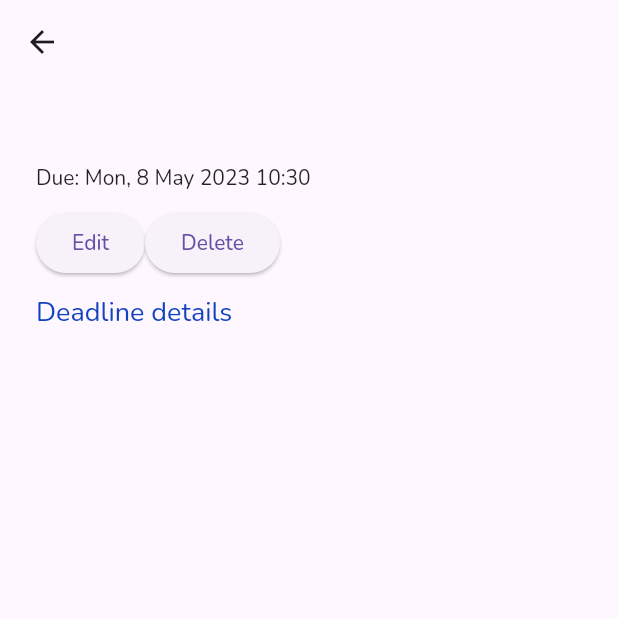
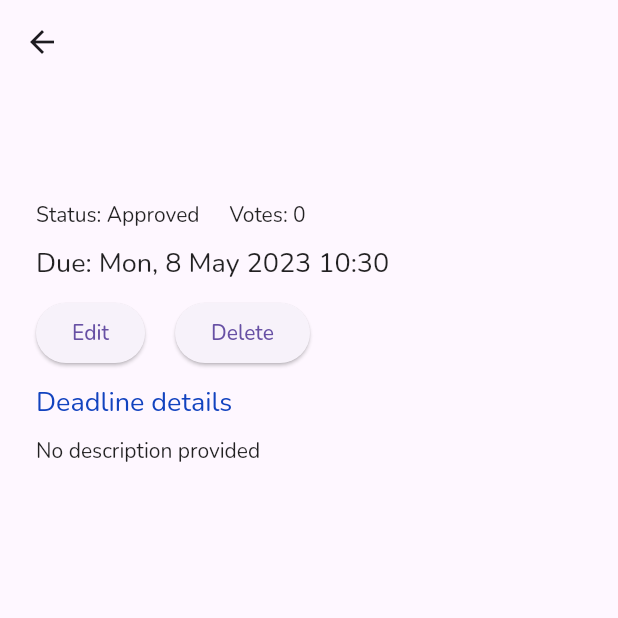
Before and after one commit to P3t0331/skillsprout, a Flutter app: the DeadlinePage screen opened directly with empty values, on a phone screen of 412 x 824 dp, the top half of it. Run offline on Flutter 3.47's test engine with Material 2 defaults, Android fonts, the phone set to English and light mode, and no system bars; our stand-ins replace cloud_firestore, firebase_auth, firebase_core, firebase_messaging, flutter_datetime_picker, get_it and 1 more; accounts and stored records are empty.

Commit message:
chage votes, deadline page improvements

```diff
--- a/lib/screens/deadline_page.dart
+++ b/lib/screens/deadline_page.dart
@@ -1,23 +1,39 @@
 import 'package:deadline_tracker/services/deadline_service.dart';
 import 'package:deadline_tracker/services/subject_service.dart';
+import 'package:deadline_tracker/widgets/futurebuilder_handler.dart';
 import 'package:deadline_tracker/widgets/page_container.dart';
 import 'package:deadline_tracker/widgets/title_text.dart';
 import 'package:flutter/material.dart';
 import 'package:get_it/get_it.dart';
 
 import '../models/deadline.dart';
+import '../models/subject.dart';
 import '../services/auth.dart';
 import '../utils/date_formatter.dart';
 import '../utils/show_dialog_utils.dart';
 import 'add_edit_deadline_page.dart';
 
-class DeadlinePage extends StatelessWidget {
+class DeadlinePage extends StatefulWidget {
   final Deadline deadline;
   DeadlinePage({super.key, required this.deadline});
   final _deadlineService = GetIt.I<DeadlineService>();
   final _subjectService = GetIt.I<SubjectService>();
   late final String _uid = GetIt.I<Auth>().currentUser!.uid;
   late final bool _canEdit = _uid == deadline.authorId;
+
+  @override
+  State<DeadlinePage> createState() => _DeadlinePageState();
+}
+
+class _DeadlinePageState extends State<DeadlinePage> {
+  late final Future<Subject> _futureSubject;
+
+  @override
+  void initState() {
+    super.initState();
+    _futureSubject =
+        widget._subjectService.getSubjectObjectById(widget.deadline.subjectRef);
+  }
 
   @override
   Widget build(BuildContext context) {
@@ -27,17 +43,62 @@ class DeadlinePage extends StatelessWidget {
         child: Column(
           crossAxisAlignment: CrossAxisAlignment.start,
           children: [
-            TitleText(text: deadline.title),
-            SizedBox(
-              height: 20,
+            TitleText(
+              text: widget.deadline.title,
             ),
-            Text("Due: ${DateFormatter.formatDate(deadline.date)}"),
             SizedBox(
               height: 10,
             ),
-            _canEdit
+            FutureBuilderHandler(
+              future: _futureSubject,
+              toReturn: (AsyncSnapshot<Subject> snapshot) {
+                final subject = snapshot.data!;
+                return TitleText(
+                  text: "${subject.code} ${subject.name}",
+                  fontSize: 18,
+                );
+              },
+            ),
+            SizedBox(
+              height: 10,
+            ),
+            FutureBuilderHandler(
+              future: _futureSubject,
+              toReturn: (AsyncSnapshot<Subject> snapshot) {
+                final subject = snapshot.data!;
+                final voteAmount = widget.deadline.upvoteIds.length -
+                    widget.deadline.downvoteIds.length;
+                return Row(
+                  children: [
+                    Text(
+                        "Status: ${voteAmount >= subject.requiredVotes ? "Approved" : "Proposed"}"),
+                    SizedBox(
+                      width: 20,
+                    ),
+                    Text("Votes: ${voteAmount}"),
+                  ],
+                );
+              },
+            ),
+            SizedBox(
+              height: 10,
+            ),
+            Text(
+              "Due: ${DateFormatter.formatDate(widget.deadline.date)}",
+              style: TextStyle(fontSize: 18),
+            ),
+            SizedBox(
+              height: widget._canEdit ? 10 : 0,
+            ),
+            widget._canEdit
                 ? Row(
-                    children: [editButton(context), deleteButton(context)],
+                    children: [
+                      editButton(context),
+                      SizedBox(
+                        width: 20,
+                      ),
+                      deleteButton(context)
+                    ],
                   )
                 : Container(),
             SizedBox(
@@ -52,7 +113,9 @@ class DeadlinePage extends StatelessWidget {
             ),
             Expanded(
               child: SingleChildScrollView(
-                child: Text(deadline.description),
+                child: widget.deadline.description.isEmpty
+                    ? Text("No description provided")
+                    : Text(widget.deadline.description),
               ),
             )
           ],
@@ -66,9 +129,9 @@ class DeadlinePage extends StatelessWidget {
       onPressed: () {
         ShowDialogUtils.showConfirmDialog(
             context,
-            "Delete deadline ${deadline.title}?",
+            "Delete deadline ${widget.deadline.title}?",
             "This will permanently delete this deadline.", () {
-          _deadlineService.deleteDeadline(deadline);
+          widget._deadlineService.deleteDeadline(widget.deadline);
           Navigator.of(context).pop();
         });
       },
@@ -79,13 +142,14 @@ class DeadlinePage extends StatelessWidget {
   Widget editButton(BuildContext context) {
     return ElevatedButton(
       onPressed: () async {
-        var subject =
-            await _subjectService.getSubjectObjectById(deadline.subjectRef);
+        var subject = await widget._subjectService
+            .getSubjectObjectById(widget.deadline.subjectRef);
         final addDeadlinePage = MaterialPageRoute(
-            builder: (BuildContext context) => AddEditDeadlinePage(
-                  deadlineToEdit: deadline,
-                  subject: subject,
-                ));
+          builder: (BuildContext context) => AddEditDeadlinePage(
+            deadlineToEdit: widget.deadline,
+            subject: subject,
+          ),
+        );
         Navigator.of(context).push(addDeadlinePage);
       },
       child: Text("Edit"),
--- a/lib/services/subject_service.dart
+++ b/lib/services/subject_service.dart
@@ -98,4 +98,8 @@ class SubjectService {
         .doc(subjectId)
         .update({'memberCount': FieldValue.increment(value)});
   }
+
+  Future<void> changeSubjectRequiredVotes(String subjectId, int value) {
+    return _subjectCollection.doc(subjectId).update({'requiredVotes': value});
+  }
 }
```
Also changed, not shown: lib/screens/subject_page.dart (+71 -5 lines), lib/widgets/input_field.dart (+12 -4 lines).
